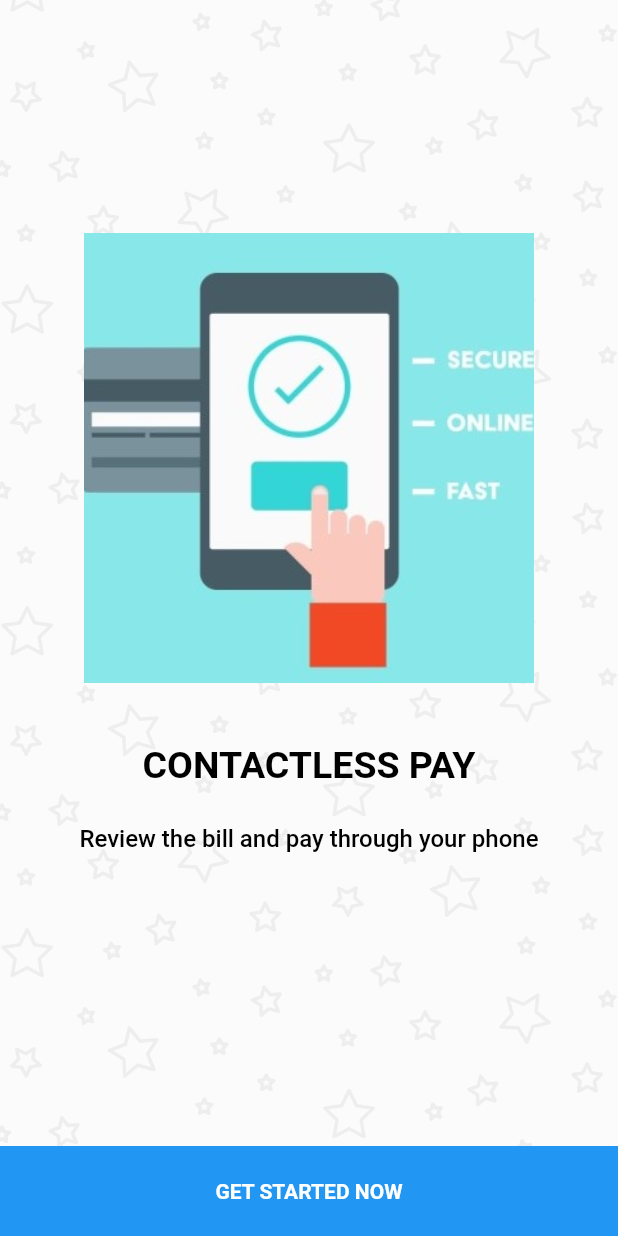
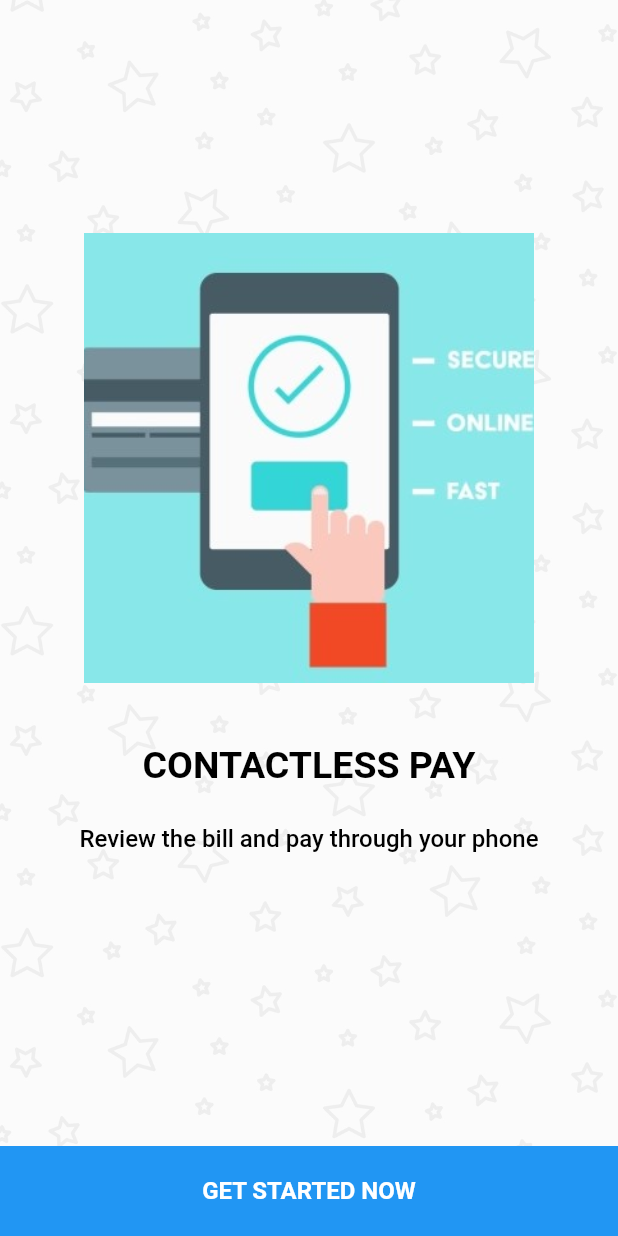
Before and after one commit to AbhishekMaira10/Easy-Order, a Flutter app: the screen it shows after launch, swiped to page 3, on a phone screen of 412 x 824 dp. Run offline on Flutter 3.47's test engine with Material 2 defaults, Android fonts, the phone set to English and light mode, and no system bars; our stand-ins replace google_fonts; missing offline and left inert: barcode_scan; Roboto replaces fonts that are missing (Ubuntu).

Commit message:
small ui fix

```diff
--- a/lib/main.dart
+++ b/lib/main.dart
@@ -1,6 +1,6 @@
 import 'package:easy_order/src/custom_widgets/ui_widgets/onboarding.dart';
 import 'package:flutter/material.dart';
-import 'package:easy_order/dilshan/qrcode_scan.dart';
+
 void main() {
   runApp(MyApp());
 }
@@ -10,9 +10,6 @@ class MyApp extends StatelessWidget {
   Widget build(BuildContext context) {
     return MaterialApp(
       home: OnBoarding(),
-      routes: {
-        'qrcode':(context)=>QrCodeScan(),
-      },
       debugShowCheckedModeBanner: false,
     );
   }
--- a/lib/src/custom_widgets/ui_widgets/onboarding.dart
+++ b/lib/src/custom_widgets/ui_widgets/onboarding.dart
@@ -1,7 +1,10 @@
 import 'dart:io';
 import 'package:easy_order/src/custom_widgets/background_widget.dart';
+import 'package:easy_order/src/custom_widgets/custom_text.dart';
+import 'package:easy_order/src/custom_widgets/screen_navigation.dart';
 import 'package:easy_order/src/custom_widgets/slide_tile.dart';
 import 'package:easy_order/src/data/data.dart';
+import 'package:easy_order/src/pages/welcome_page.dart';
 import 'package:flutter/material.dart';
 
 class OnBoarding extends StatefulWidget {
@@ -87,11 +90,10 @@ class _OnBoardingState extends State<OnBoarding> {
                             curve: Curves.linear);
                       },
                       splashColor: Colors.blue[50],
-                      child: Text(
-                        "SKIP",
-                        style: TextStyle(
-                            color: Color(0xFF0074E4),
-                            fontWeight: FontWeight.w600),
+                      child: CustomText(
+                        text: "SKIP",
+                        color: Color(0xFF0074E4),
+                        weight: FontWeight.w600,
                       ),
                     ),
                     Container(
@@ -106,17 +108,15 @@ class _OnBoardingState extends State<OnBoarding> {
                     ),
                     FlatButton(
                       onPressed: () {
-                        print("this is slideIndex: $slideIndex");
                         controller.animateToPage(slideIndex + 1,
                             duration: Duration(milliseconds: 500),
                             curve: Curves.linear);
                       },
                       splashColor: Colors.blue[50],
-                      child: Text(
-                        "NEXT",
-                        style: TextStyle(
-                            color: Color(0xFF0074E4),
-                            fontWeight: FontWeight.w600),
+                      child: CustomText(
+                        text: "NEXT",
+                        color: Color(0xFF0074E4),
+                        weight: FontWeight.w600,
                       ),
                     ),
                   ],
@@ -124,16 +124,16 @@ class _OnBoardingState extends State<OnBoarding> {
               )
             : InkWell(
                 onTap: () {
-                  print("Get Started Now");
+                  changeScreenReplacement(context, WelcomePage());
                 },
                 child: Container(
                   height: Platform.isIOS ? 70 : 60,
                   color: Colors.blue,
                   alignment: Alignment.center,
-                  child: Text(
-                    "GET STARTED NOW",
-                    style: TextStyle(
-                        color: Colors.white, fontWeight: FontWeight.w600),
+                  child: CustomText(
+                    text: "GET STARTED NOW",
+                    color: Colors.white,
+                    weight: FontWeight.w600,
                   ),
                 ),
               ),
--- a/pubspec.yaml
+++ b/pubspec.yaml
@@ -19,7 +19,7 @@ environment:
 dependencies:
   flutter:
     sdk: flutter
-  google_fonts: ^1.1.0
+  google_fonts: ^1.0.0
   barcode_scan: ^1.0.0
   # The following adds the Cupertino Icons font to your application.
   # Use with the CupertinoIcons class for iOS style icons.
```
Also changed, not shown: lib/dilshan/options_page.dart (deleted, +0 -153 lines), lib/src/custom_widgets/screen_navigation.dart (added, +11 -0 lines), lib/src/pages/welcome_page.dart (added, +82 -0 lines), lib/src/custom_widgets/ui_widgets/qrcode_scan.dart (renamed from lib/dilshan/qrcode_scan.dart), lib/src/pages/home_page.dart (renamed from lib/src/home_page.dart), pubspec.lock.
